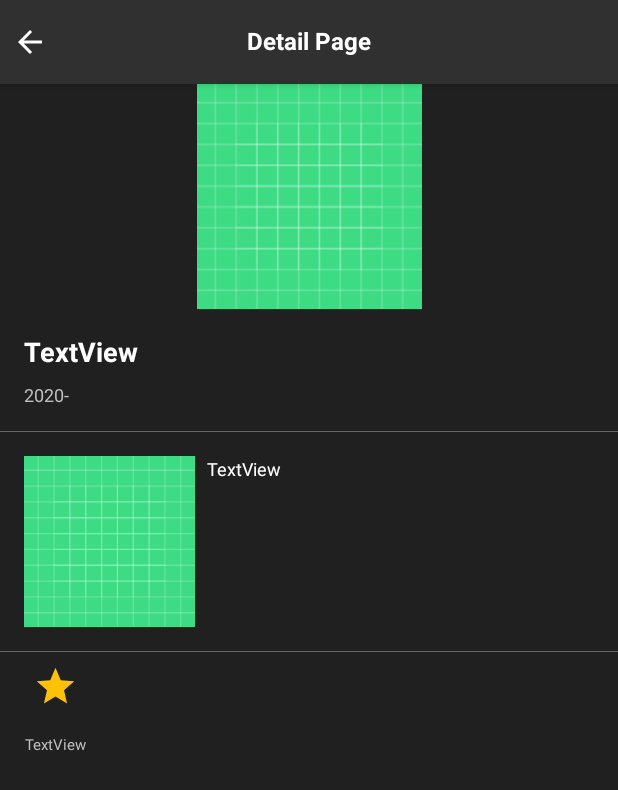
After one commit to Anirudh4053/MovieBrowser, an Android app: the MovieDetailActivity screen opened directly, with no data from a screen before it, on a phone screen of 412 x 824 dp. The commit adds this screen. Shown: the top 790 px of the screen. Run offline under Robolectric (Android 15) with nearby library versions, the phone set to English and light mode, and no system bars; pictures from the network do not load.

Commit message:
create movie detail page added rating, cover image and overview and page transition from home and search list page

```diff
--- a/app/src/main/AndroidManifest.xml
+++ b/app/src/main/AndroidManifest.xml
@@ -14,6 +14,9 @@
         android:supportsRtl="true"
         android:theme="@style/AppTheme">
         <activity
+            android:name=".ui.moviedetail.MovieDetailActivity"
+            android:screenOrientation="portrait" />
+        <activity
             android:name=".ui.search.SearchActivity"
             android:screenOrientation="portrait" />
         <activity
--- a/app/src/main/java/com/oneroof/moviebrower/data/model/Response.kt
+++ b/app/src/main/java/com/oneroof/moviebrower/data/model/Response.kt
@@ -1,6 +1,9 @@
 package com.oneroof.moviebrower.data.model
+import android.os.Parcelable
 import com.google.gson.annotations.SerializedName
+import kotlinx.android.parcel.Parcelize
 
+@Parcelize
 data class MovieResponse(
     @SerializedName("page")
     val page: Int,
@@ -10,35 +13,36 @@ data class MovieResponse(
     val totalPages: Int,
     @SerializedName("total_results")
     val totalResults: Int
-)
+) : Parcelable
 
+@Parcelize
 data class MovieResult(
     @SerializedName("adult")
-    val adult: Boolean,
+    val adult: Boolean ?= false,
     @SerializedName("backdrop_path")
-    val backdropPath: String,
+    val backdropPath: String? = "",
     @SerializedName("genre_ids")
     val genreIds: List<Int>,
     @SerializedName("id")
-    val id: Int,
+    val id: Int? = 0,
     @SerializedName("original_language")
-    val originalLanguage: String,
+    val originalLanguage: String? = "",
     @SerializedName("original_title")
-    val originalTitle: String,
+    val originalTitle: String? = "",
     @SerializedName("overview")
-    val overview: String,
+    val overview: String? = "",
     @SerializedName("popularity")
-    val popularity: Double,
+    val popularity: Double? = 0.0,
     @SerializedName("poster_path")
-    val posterPath: String,
+    val posterPath: String? = "",
     @SerializedName("release_date")
-    val releaseDate: String,
+    val releaseDate: String? = "",
     @SerializedName("title")
-    val title: String,
+    val title: String? = "",
     @SerializedName("video")
-    val video: Boolean,
+    val video: Boolean? = false,
     @SerializedName("vote_average")
-    val voteAverage: Double,
+    val voteAverage: Double? = 0.0,
     @SerializedName("vote_count")
-    val voteCount: Int
-)
+    val voteCount: Int? = 0
+) : Parcelable
--- a/app/src/main/java/com/oneroof/moviebrower/ui/home/MainActivity.kt
+++ b/app/src/main/java/com/oneroof/moviebrower/ui/home/MainActivity.kt
@@ -14,6 +14,7 @@ import com.oneroof.moviebrower.R
 import com.oneroof.moviebrower.data.model.GridSpacingItemDecoration
 import com.oneroof.moviebrower.data.model.MovieResult
 import com.oneroof.moviebrower.data.others.*
+import com.oneroof.moviebrower.ui.moviedetail.MovieDetailActivity
 import com.oneroof.moviebrower.ui.search.SearchActivity
 import kotlinx.android.synthetic.main.activity_main.*
 import kotlinx.android.synthetic.main.custom_bottom_sheet_filter.view.*
@@ -65,7 +66,11 @@ class MainActivity : AppCompatActivity(),MoviesListener, KodeinAware {
 
         moviesRV.layoutManager = LinearLayoutManager(this)
         adapter = MovieAdapter(this, itemList as ArrayList<MovieResult>) {
-
+            val i = Intent(this@MainActivity, MovieDetailActivity::class.java)
+            i.putExtra("details",it)
+            i.flags = Intent.FLAG_ACTIVITY_CLEAR_TOP
+            startActivity(i)
+            overridePendingTransition(R.anim.slide_in_right, R.anim.slide_out_left)
         }
         val mLayoutManager = GridLayoutManager(this@MainActivity, 2)
         moviesRV.layoutManager = mLayoutManager
--- /dev/null
+++ b/app/src/main/java/com/oneroof/moviebrower/ui/moviedetail/MovieDetailActivity.kt
@@ -0,0 +1,70 @@
+package com.oneroof.moviebrower.ui.moviedetail
+
+import androidx.appcompat.app.AppCompatActivity
+import android.os.Bundle
+import androidx.swiperefreshlayout.widget.CircularProgressDrawable
+import com.bumptech.glide.Glide
+import com.oneroof.moviebrower.R
+import com.oneroof.moviebrower.data.model.MovieResult
+import com.oneroof.moviebrower.data.others.MOVIE_IMAGE_PATH
+import kotlinx.android.synthetic.main.activity_movie_detail.*
+import kotlinx.android.synthetic.main.custom_movie_items.view.*
+import kotlinx.android.synthetic.main.custom_rating_layout.view.*
+import kotlinx.android.synthetic.main.custom_toolbar_txt.view.*
+
+class MovieDetailActivity : AppCompatActivity() {
+    private var movieDetail: MovieResult?= null
+    override fun onCreate(savedInstanceState: Bundle?) {
+        super.onCreate(savedInstanceState)
+        setContentView(R.layout.activity_movie_detail)
+
+        includeToolbarDetail.apply {
+            this.toolbarTitle.text = "Detail Page"
+            this.backBtn.setOnClickListener {
+                onBackPressed()
+            }
+        }
+        val bundle = intent.extras
+        if(bundle!=null) {
+            movieDetail = bundle.getParcelable("details")
+            println("movieDetail $movieDetail")
+        }
+        fillDetails()
+    }
+    private fun fillDetails() {
+        if(movieDetail!=null) {
+            val circularProgressDrawable = CircularProgressDrawable(this)
+            circularProgressDrawable.strokeWidth = 5f
+            circularProgressDrawable.centerRadius = 30f
+            circularProgressDrawable.start()
+            Glide
+                .with(this)
+                .load("$MOVIE_IMAGE_PATH${movieDetail?.backdropPath}")
+                .centerCrop()
+                .placeholder(circularProgressDrawable)
+                .into(coverImage)
+            movieTitle.text = "${movieDetail?.originalTitle}"
+            val date = movieDetail?.releaseDate?.split("-")?.toTypedArray()
+            val year = date?.get(0) ?:""
+            yearTxt.text = "$year"
+
+            Glide
+                .with(this)
+                .load("$MOVIE_IMAGE_PATH${movieDetail?.posterPath}")
+                .placeholder(circularProgressDrawable)
+                .into(smallImageView)
+
+            overViewTxt.text = "${movieDetail?.overview}"
+
+            includeRating.apply {
+                this.ratingTxt.text = "${movieDetail?.voteAverage}/10"
+                this.totalRatings.text = "${movieDetail?.voteCount}"
+            }
+
+        }
+    }
+    override fun onBackPressed() {
+        super.onBackPressed()
+        overridePendingTransition(R.anim.slide_in_left, R.anim.slide_out_right)
+    }
+}
--- a/app/src/main/java/com/oneroof/moviebrower/ui/search/SearchActivity.kt
+++ b/app/src/main/java/com/oneroof/moviebrower/ui/search/SearchActivity.kt
@@ -1,5 +1,6 @@
 package com.oneroof.moviebrower.ui.search
 
+import android.content.Intent
 import androidx.appcompat.app.AppCompatActivity
 import android.os.Bundle
 import android.widget.ImageView
@@ -20,6 +21,7 @@ import com.oneroof.moviebrower.data.others.show
 import com.oneroof.moviebrower.data.others.showToast
 import com.oneroof.moviebrower.ui.home.MovieAdapter
 import com.oneroof.moviebrower.ui.home.MoviesViewModelFactory
+import com.oneroof.moviebrower.ui.moviedetail.MovieDetailActivity
 import io.reactivex.rxjava3.core.Observable
 import io.reactivex.rxjava3.core.ObservableEmitter
 import io.reactivex.rxjava3.core.ObservableOnSubscribe
@@ -128,7 +130,11 @@ class SearchActivity : AppCompatActivity(),SearchListener, KodeinAware {
 
         searchRV.layoutManager = LinearLayoutManager(this)
         adapter = MovieAdapter(this, itemList as ArrayList<MovieResult>) {
-
+            val i = Intent(this@SearchActivity, MovieDetailActivity::class.java)
+            i.putExtra("details",it)
+            i.flags = Intent.FLAG_ACTIVITY_CLEAR_TOP
+            startActivity(i)
+            overridePendingTransition(R.anim.slide_in_right, R.anim.slide_out_left)
         }
         val mLayoutManager = GridLayoutManager(this@SearchActivity, 2)
         searchRV.layoutManager = mLayoutManager
--- /dev/null
+++ b/app/src/main/res/drawable/ic_star.xml
@@ -0,0 +1,5 @@
+<vector android:height="24dp" android:tint="#FFC107"
+    android:viewportHeight="24" android:viewportWidth="24"
+    android:width="24dp" xmlns:android="http://schemas.android.com/apk/res/android">
+    <path android:fillColor="@android:color/white" android:pathData="M12,17.27L18.18,21l-1.64,-7.03L22,9.24l-7.19,-0.61L12,2 9.19,8.63 2,9.24l5.46,4.73L5.82,21z"/>
+</vector>
--- /dev/null
+++ b/app/src/main/res/layout/activity_movie_detail.xml
@@ -0,0 +1,171 @@
+<?xml version="1.0" encoding="utf-8"?>
+<androidx.constraintlayout.widget.ConstraintLayout xmlns:android="http://schemas.android.com/apk/res/android"
+    xmlns:app="http://schemas.android.com/apk/res-auto"
+    xmlns:tools="http://schemas.android.com/tools"
+    android:layout_width="match_parent"
+    android:layout_height="match_parent"
+    android:background="@color/backgroundColor"
+    tools:context=".ui.moviedetail.MovieDetailActivity">
+
+    <include
+        android:id="@+id/includeToolbarDetail"
+        layout="@layout/custom_toolbar_txt"
+        android:layout_width="match_parent"
+        android:layout_height="wrap_content"
+        app:layout_constraintEnd_toEndOf="parent"
+        app:layout_constraintStart_toStartOf="parent"
+        app:layout_constraintTop_toTopOf="parent" />
+
+    <ScrollView
+        android:id="@+id/scrollView"
+        android:layout_width="0dp"
+        android:layout_height="0dp"
+        app:layout_constraintBottom_toBottomOf="parent"
+        app:layout_constraintEnd_toEndOf="parent"
+        app:layout_constraintStart_toStartOf="parent"
+        app:layout_constraintTop_toBottomOf="@+id/includeToolbarDetail">
+
+        <androidx.constraintlayout.widget.ConstraintLayout
+            android:layout_width="match_parent"
+            android:layout_height="match_parent">
+
+            <ImageView
+                android:id="@+id/coverImage"
+                android:layout_width="match_parent"
+                android:layout_height="@dimen/movieImageHt"
+                app:layout_constraintDimensionRatio="H,2:1"
+                app:layout_constraintEnd_toEndOf="parent"
+                app:layout_constraintStart_toStartOf="parent"
+                app:layout_constraintTop_toTopOf="parent"
+                app:srcCompat="@drawable/ic_launcher_background"
+                tools:ignore="VectorDrawableCompat" />
+
+            <TextView
+                android:id="@+id/movieTitle"
+                android:layout_width="0dp"
+                android:layout_height="wrap_content"
+                android:layout_marginStart="16dp"
+                android:layout_marginTop="16dp"
+                android:layout_marginEnd="16dp"
+                android:text="TextView"
+                android:textStyle="bold"
+                android:textSize="@dimen/movieTitle"
+                app:layout_constraintEnd_toEndOf="parent"
+                app:layout_constraintStart_toStartOf="parent"
+                app:layout_constraintTop_toBottomOf="@+id/coverImage" />
+
+            <TextView
+                android:id="@+id/yearTxt"
+                android:layout_width="0dp"
+                android:layout_height="wrap_content"
+                android:layout_marginTop="8dp"
+                android:text="2020-"
+                android:textColor="@color/lightGrey"
+                android:textSize="@dimen/dm_sub_title"
+                app:layout_constraintEnd_toEndOf="@+id/movieTitle"
+                app:layout_constraintStart_toStartOf="@+id/movieTitle"
+                app:layout_constraintTop_toBottomOf="@+id/movieTitle" />
+
+            <View
+                android:id="@+id/view"
+                android:layout_width="match_parent"
+                android:layout_height="0.5dp"
+                android:layout_marginTop="16dp"
+                android:background="@color/greyColor"
+                app:layout_constraintEnd_toEndOf="parent"
+                app:layout_constraintStart_toStartOf="parent"
+                app:layout_constraintTop_toBottomOf="@+id/yearTxt" />
+
+            <LinearLayout
+                android:id="@+id/subLayout"
+                android:layout_width="match_parent"
+                android:layout_height="wrap_content"
+                android:layout_marginStart="16dp"
+                android:layout_marginTop="16dp"
+                android:layout_marginEnd="16dp"
+                android:gravity="top"
+                android:orientation="horizontal"
+                android:weightSum="1"
+                app:layout_constraintEnd_toEndOf="parent"
+                app:layout_constraintStart_toStartOf="parent"
+                app:layout_constraintTop_toBottomOf="@+id/view">
+
+                <ImageView
+                    android:id="@+id/smallImageView"
+                    android:layout_width="match_parent"
+                    android:layout_height="wrap_content"
+                    android:layout_weight="0.7"
+                    android:adjustViewBounds="true"
+
+                    app:layout_constraintDimensionRatio="H,1:2"
+                    app:srcCompat="@drawable/ic_launcher_background"
+                    tools:ignore="VectorDrawableCompat" />
+
+                <TextView
+                    android:id="@+id/overViewTxt"
+                    android:layout_width="match_parent"
+                    android:layout_height="wrap_content"
+                    android:layout_weight="0.3"
+                    android:layout_marginStart="8sp"
+                    android:text="TextView"
+                    android:textSize="@dimen/dm_sub_title" />
+            </LinearLayout>
+
+            <!--<ImageView
+                android:id="@+id/smallImageView"
+                android:layout_width="0dp"
+                android:layout_height="0dp"
+                android:layout_marginStart="16dp"
+                android:adjustViewBounds="true"
+                app:layout_constraintDimensionRatio="H,1:2"
+                app:layout_constraintEnd_toStartOf="@+id/guideline"
+                app:layout_constraintStart_toStartOf="parent"
+                app:layout_constraintTop_toBottomOf="@+id/view"
+                app:layout_constraintBottom_toTopOf="@+id/view1"
+                app:srcCompat="@drawable/ic_launcher_background"
+                tools:ignore="VectorDrawableCompat" />
+
+            <androidx.constraintlayout.widget.Guideline
+                android:id="@+id/guideline"
+                android:layout_width="wrap_content"
+                android:layout_height="wrap_content"
+                app:layout_constraintGuide_percent="0.3"
+                android:orientation="vertical" />
+
+            <TextView
+                android:id="@+id/overViewTxt"
+                android:layout_width="0dp"
+                android:layout_height="wrap_content"
+                android:layout_marginStart="16dp"
+                android:layout_marginTop="24dp"
+                android:text="TextView"
+                android:textSize="@dimen/dm_sub_title"
+                app:layout_constraintBottom_toTopOf="@+id/view1"
+                app:layout_constraintEnd_toEndOf="@+id/yearTxt"
+                app:layout_constraintStart_toEndOf="@+id/guideline"
+                app:layout_constraintTop_toTopOf="@+id/smallImageView" />-->
+
+            <View
+                android:id="@+id/view1"
+                android:layout_width="match_parent"
+                android:layout_height="0.5dp"
+                android:layout_marginTop="16dp"
+                android:background="@color/greyColor"
+                app:layout_constraintEnd_toEndOf="parent"
+                app:layout_constraintStart_toStartOf="parent"
+                app:layout_constraintTop_toBottomOf="@+id/subLayout" />
+
+            <include
+                android:id="@+id/includeRating"
+                layout="@layout/custom_rating_layout"
+                android:layout_width="wrap_content"
+                android:layout_height="wrap_content"
+                android:layout_marginStart="8dp"
+                app:layout_constraintStart_toStartOf="parent"
+                app:layout_constraintTop_toBottomOf="@+id/view1" />
+        </androidx.constraintlayout.widget.ConstraintLayout>
+    </ScrollView>
+
+
+
+</androidx.constraintlayout.widget.ConstraintLayout>
--- /dev/null
+++ b/app/src/main/res/layout/custom_rating_layout.xml
@@ -0,0 +1,46 @@
+<?xml version="1.0" encoding="utf-8"?>
+<androidx.constraintlayout.widget.ConstraintLayout xmlns:android="http://schemas.android.com/apk/res/android"
+    xmlns:app="http://schemas.android.com/apk/res-auto"
+    xmlns:tools="http://schemas.android.com/tools"
+    android:layout_width="match_parent"
+    android:layout_height="match_parent"
+    android:background="@color/backgroundColor">
+
+    <ImageView
+        android:id="@+id/starImage"
+        android:layout_width="30dp"
+        android:layout_height="30dp"
+        android:layout_marginTop="8dp"
+        app:layout_constraintEnd_toEndOf="parent"
+        app:layout_constraintStart_toStartOf="parent"
+        app:layout_constraintTop_toTopOf="parent"
+        app:srcCompat="@drawable/ic_star"
+        tools:ignore="VectorDrawableCompat" />
+
+    <TextView
+        android:id="@+id/ratingTxt"
+        android:layout_width="wrap_content"
+        android:layout_height="wrap_content"
+        android:layout_marginStart="8dp"
+        android:layout_marginEnd="8dp"
+        android:gravity="center"
+        android:text=""
+        android:textSize="@dimen/dm_sub_title"
+        app:layout_constraintEnd_toEndOf="parent"
+        app:layout_constraintStart_toStartOf="parent"
+        app:layout_constraintTop_toBottomOf="@+id/starImage" />
+
+    <TextView
+        android:id="@+id/totalRatings"
+        android:layout_width="wrap_content"
+        android:layout_height="wrap_content"
+        android:layout_marginStart="8dp"
+        android:layout_marginEnd="8dp"
+        android:gravity="center"
+        android:text="TextView"
+        android:textColor="@color/lightGrey"
+        android:textSize="@dimen/dm_small_txt"
+        app:layout_constraintEnd_toEndOf="parent"
+        app:layout_constraintStart_toStartOf="parent"
+        app:layout_constraintTop_toBottomOf="@+id/ratingTxt" />
+</androidx.constraintlayout.widget.ConstraintLayout>
--- a/app/src/main/res/values-hdpi/dimens.xml
+++ b/app/src/main/res/values-hdpi/dimens.xml
@@ -32,6 +32,9 @@
     <dimen name="percentBottom">0.9</dimen>
     <!--signup profile image width-->
 
+    <dimen name="movieTitle">18sp</dimen>
+    <dimen name="movieImageHt">150dp</dimen>
+
     <!--  profile page  -->
     <dimen name="proWidth">90sp</dimen>
     <dimen name="proTitle">16sp</dimen>
--- a/app/src/main/res/values-sw600dp/dimens.xml
+++ b/app/src/main/res/values-sw600dp/dimens.xml
@@ -32,6 +32,9 @@
     <dimen name="percentBottom">0.85</dimen>
     <!--signup profile image width-->
 
+    <dimen name="movieTitle">26sp</dimen>
+    <dimen name="movieImageHt">300dp</dimen>
+
     <!--  profile page  -->
     <dimen name="proWidth">150sp</dimen>
     <dimen name="proTitle">22sp</dimen>
--- a/app/src/main/res/values-sw720dp/dimens.xml
+++ b/app/src/main/res/values-sw720dp/dimens.xml
@@ -32,6 +32,9 @@
     <dimen name="percentBottom">0.85</dimen>
     <!--signup profile image width-->
 
+    <dimen name="movieTitle">28sp</dimen>
+    <dimen name="movieImageHt">300dp</dimen>
+
     <!--  profile page  -->
     <dimen name="proWidth">150sp</dimen>
     <dimen name="proTitle">24sp</dimen>
--- a/app/src/main/res/values-xhdpi/dimens.xml
+++ b/app/src/main/res/values-xhdpi/dimens.xml
@@ -32,6 +32,9 @@
     <dimen name="percentBottom">0.87</dimen>
     <!--signup profile image width-->
 
+    <dimen name="movieTitle">20sp</dimen>
+    <dimen name="movieImageHt">200dp</dimen>
+
     <!--  profile page  -->
     <dimen name="proWidth">90sp</dimen>
     <dimen name="proTitle">16sp</dimen>
--- a/app/src/main/res/values-xxhdpi/dimens.xml
+++ b/app/src/main/res/values-xxhdpi/dimens.xml
@@ -32,6 +32,9 @@
     <dimen name="percentBottom">0.87</dimen>
     <!--signup profile image width-->
 
+    <dimen name="movieTitle">22sp</dimen>
+    <dimen name="movieImageHt">250dp</dimen>
+
     <!--  profile page  -->
     <dimen name="proWidth">120sp</dimen>
     <dimen name="proTitle">20sp</dimen>
--- a/app/src/main/res/values-xxxhdpi/dimens.xml
+++ b/app/src/main/res/values-xxxhdpi/dimens.xml
@@ -25,6 +25,9 @@
     <dimen name="dm_edit_prof_wd_ht">150dp</dimen>
     <!--edit profile-->
 
+    <dimen name="movieTitle">24sp</dimen>
+    <dimen name="movieImageHt">250dp</dimen>
+
     <!--signup profile image width-->
     <dimen name="signWidth">120sp</dimen>
     <dimen name="signHeading">26sp</dimen>
--- a/app/src/main/res/values/dimens.xml
+++ b/app/src/main/res/values/dimens.xml
@@ -56,6 +56,9 @@
     <dimen name="percentBottom">0.85</dimen>
     <!--signup profile image width-->
 
+    <dimen name="movieTitle">24sp</dimen>
+    <dimen name="movieImageHt">250dp</dimen>
+
     <!--  profile page  -->
     <dimen name="proWidth">150sp</dimen>
     <dimen name="proTitle">24sp</dimen>
@@ -79,4 +82,6 @@
     <dimen name="dm_small_txt1">11sp</dimen>
     <dimen name="dm_small_txt_chat1">9sp</dimen>
 
+
+
 </resources>
```
